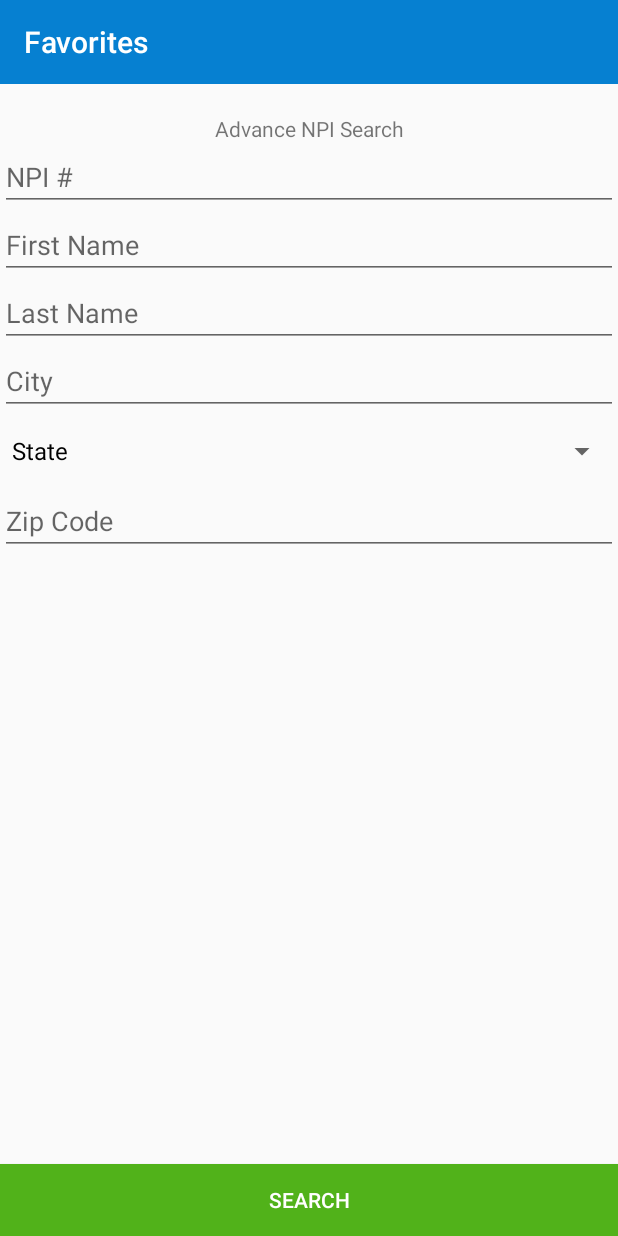
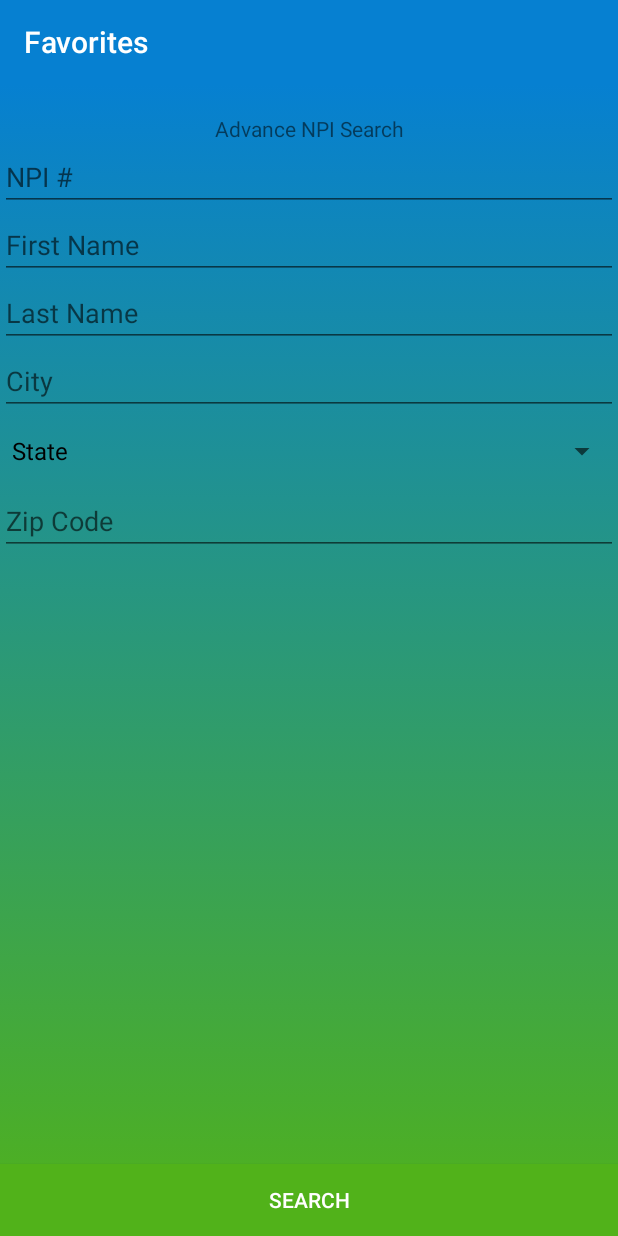
Before and after one commit to Mario0419/NPIRegistry, an Android app: the fragment AdvanceSearchFragment placed in its activity, on a phone screen of 412 x 824 dp. Run offline under Robolectric (Android 15) with nearby library versions, the phone set to English and light mode, and no system bars.

Commit message:
Updated background. Tell me if it looks ugly :(

```diff
--- /dev/null
+++ b/app/src/main/res/drawable/cmd_background.xml
@@ -0,0 +1,12 @@
+<?xml version="1.0" encoding="utf-8"?>
+<selector xmlns:android="http://schemas.android.com/apk/res/android">
+<item>
+    <shape>
+        <gradient
+            android:angle="90"
+            android:startColor="@color/cmdgreen"
+            android:endColor="@color/cmdblue"
+            android:type="linear"/>
+    </shape>
+</item>
+</selector>
--- a/app/src/main/res/layout/fragment_advance_search.xml
+++ b/app/src/main/res/layout/fragment_advance_search.xml
@@ -8,7 +8,9 @@
     <LinearLayout
         android:orientation="vertical"
         android:layout_width="match_parent"
-        android:layout_height="match_parent">
+        android:layout_height="match_parent"
+        android:background="@drawable/cmd_background">
+
         <TextView
             android:layout_width="match_parent"
             android:layout_height="wrap_content"
@@ -21,6 +23,7 @@
             android:layout_width="match_parent"
             android:layout_height="wrap_content"
             android:inputType="number"
+            android:maxLength="10"
             android:hint="NPI #"/>
         <EditText
             android:id="@+id/first_name"
@@ -58,6 +61,7 @@
             android:layout_width="match_parent"
             android:layout_height="wrap_content"
             android:inputType="number"
+            android:maxLength="9"
             android:hint="Zip Code"/>
 
     </LinearLayout>
--- a/app/src/main/res/layout/fragment_favorite.xml
+++ b/app/src/main/res/layout/fragment_favorite.xml
@@ -1,18 +1,20 @@
 <FrameLayout xmlns:android="http://schemas.android.com/apk/res/android"
-    xmlns:tools="http://schemas.android.com/tools" android:layout_width="match_parent"
+    xmlns:tools="http://schemas.android.com/tools"
+    android:layout_width="match_parent"
     android:layout_height="match_parent"
     tools:context="com.mx3studios.npiregistry.npiDrawerFragment.FavoriteFragment">
 
     <LinearLayout
         android:orientation="vertical"
         android:layout_width="match_parent"
-        android:layout_height="match_parent">
+        android:layout_height="match_parent"
+        android:background="@drawable/cmd_background">
 
         <ListView
             android:id="@+id/favoritelist"
             android:layout_width="fill_parent"
             android:layout_height="wrap_content"
-            android:background="#FFFFFF"
+
             android:layout_weight="1"
             android:drawSelectorOnTop="false"/>
         <Button
```
